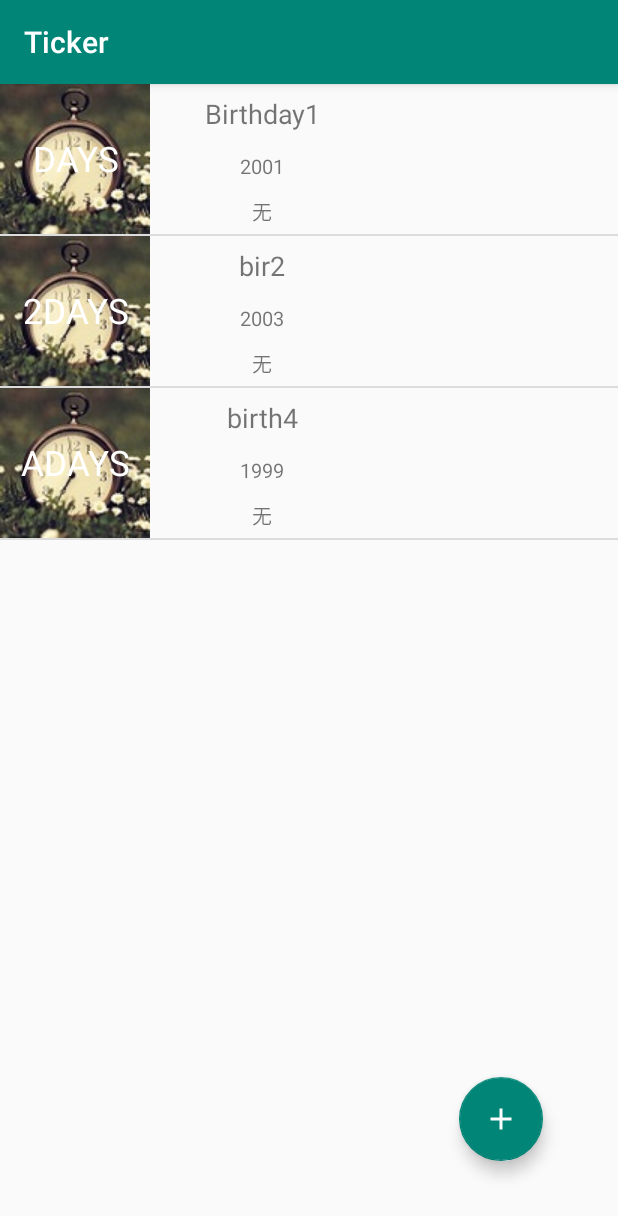
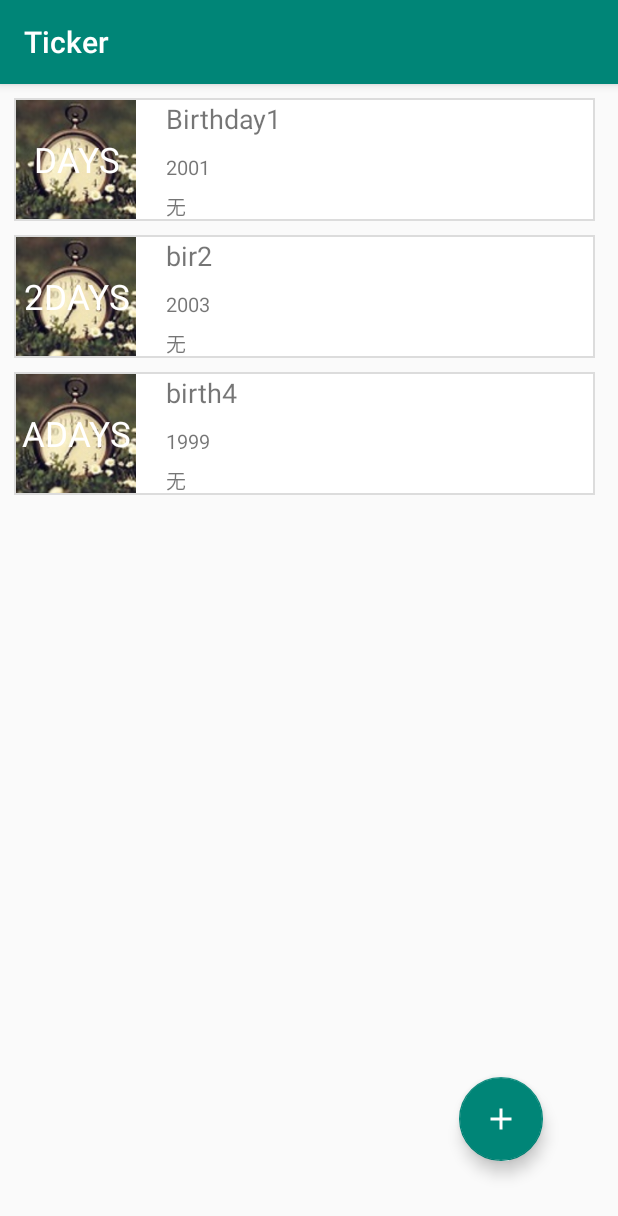
Before and after one commit to yuxin-git/iTimeApplication, an Android app: the screen it shows after launch (MainActivity), on a phone screen of 412 x 824 dp. Shown: the top 1216 px of the screen. Run offline under Robolectric (Android 15) with nearby library versions, the light colour scheme and no system bars.

Commit message:
为主界面listview的每个item添加了边框效果

```diff
--- a/app/src/main/java/com/example/itimeapplication/MainActivity.java
+++ b/app/src/main/java/com/example/itimeapplication/MainActivity.java
@@ -46,6 +46,7 @@ public class MainActivity extends AppCompatActivity {
 
         listViewEvent= this.findViewById(R.id.list_view_time);
         listViewEvent.setAdapter(theAdapter);
+        listViewEvent.setDivider(null);     //取消listview中item间的边框
 
         //点击+按钮，跳转至EditTimeActivity新建一条数据
         fabAdd=findViewById(R.id.fab_add);
--- a/app/src/main/res/layout/list_item_event.xml
+++ b/app/src/main/res/layout/list_item_event.xml
@@ -1,11 +1,31 @@
 <?xml version="1.0" encoding="utf-8"?>
 <LinearLayout xmlns:android="http://schemas.android.com/apk/res/android"
     android:layout_width="match_parent"
-    android:layout_height="match_parent">
+    android:layout_height="match_parent"
+    >
 
     <FrameLayout
-        android:layout_width="100dp"
-        android:layout_height="100dp" >
+        android:layout_width="match_parent"
+        android:layout_height="82dp"
+        android:layout_marginTop="9dp"
+        android:layout_marginLeft="9dp"
+        android:layout_marginRight="15dp"
+        android:padding="1dp"
+        android:background="@color/gray"
+        >
+    <FrameLayout
+        android:layout_width="match_parent"
+        android:layout_height="80dp"
+        android:background="@color/white"
+        >
+    <FrameLayout
+        android:id="@+id/frameLayout1"
+        android:layout_width="80dp"
+        android:layout_height="80dp"
+        android:layout_marginTop="0dp"
+        android:layout_marginLeft="0dp"
+        android:layout_marginRight="15dp"
+        >
         <ImageView
             android:id="@+id/image_view_pic"
             android:layout_width="fill_parent"
@@ -22,35 +42,40 @@
 
     <LinearLayout
         android:layout_width="150dp"
-        android:layout_height="100dp"
+        android:layout_height="85dp"
+        android:layout_marginTop="0dp"
+        android:layout_marginLeft="100dp"
+        android:layout_toRightOf="@+id/frameLayout1"
         android:orientation="vertical">
-    <TextView
-        android:id="@+id/text_view_name"
-        android:layout_width="match_parent"
-        android:layout_height="40dp"
-        android:textSize="18dp"
-        android:layout_toRightOf="@+id/text_view_remain_time"
-        android:gravity="center"
-        android:text="TextView" />
 
-    <TextView
+        <TextView
+            android:id="@+id/text_view_name"
+            android:layout_width="match_parent"
+            android:layout_height="35dp"
+
+            android:gravity="left"
+            android:text="TextView"
+            android:textSize="18dp" />
+
+        <TextView
         android:id="@+id/text_view_date"
         android:layout_width="match_parent"
-        android:layout_height="30dp"
+        android:layout_height="25dp"
         android:textSize="13dp"
-        android:layout_toRightOf="@+id/text_view_remain_time"
-        android:gravity="center"
+
+        android:gravity="left"
         android:text="TextView"
         />
 
         <TextView
             android:id="@+id/text_view_description"
             android:layout_width="match_parent"
-            android:layout_height="30dp"
+            android:layout_height="25dp"
             android:textSize="13dp"
-            android:layout_toRightOf="@+id/text_view_remain_time"
-            android:gravity="center"
+
+            android:gravity="left"
             android:text="TextView" />
     </LinearLayout>
-
+    </FrameLayout>
+    </FrameLayout>
 </LinearLayout>
--- a/app/src/main/res/values/colors.xml
+++ b/app/src/main/res/values/colors.xml
@@ -5,6 +5,8 @@
     <color name="colorAccent">#D81B60</color>
     <color name="white">#FFFFFF</color>
     <color name="blue">#00BFFF</color>
+    <color name="gray">#DCDCDC</color>
+
     <color name="iconBackground">#3FBEBEBE</color>      <!--#AARRGGBB”。AA即透明度，R、G、B是红绿蓝三色。-->
 
 
```
